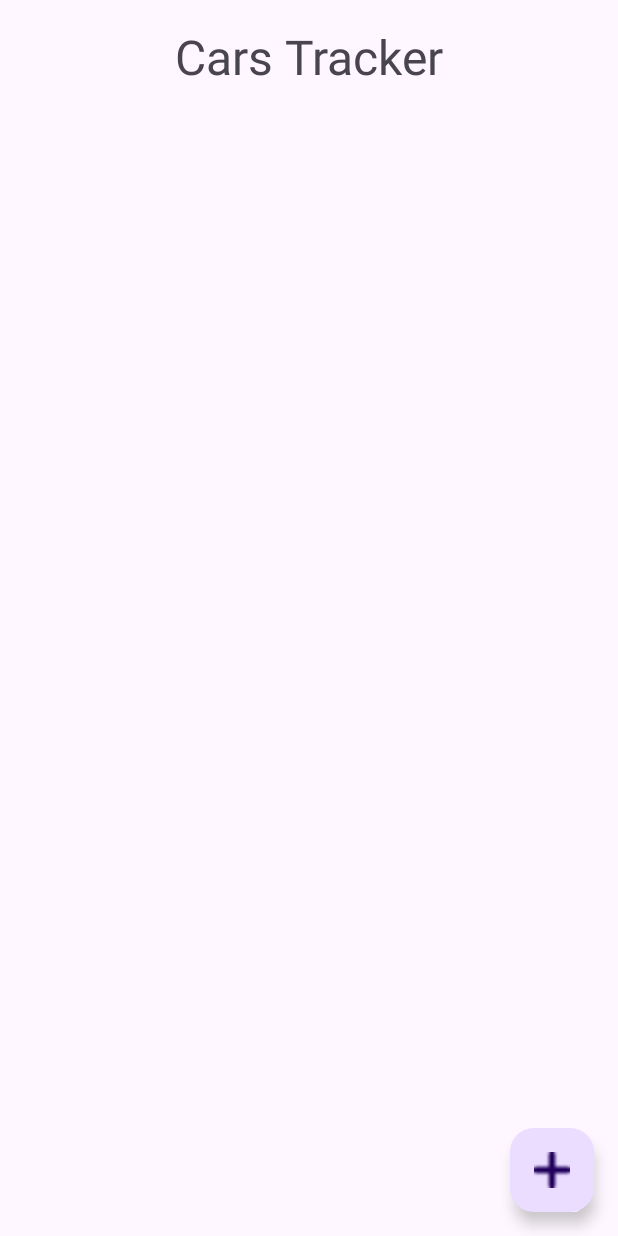
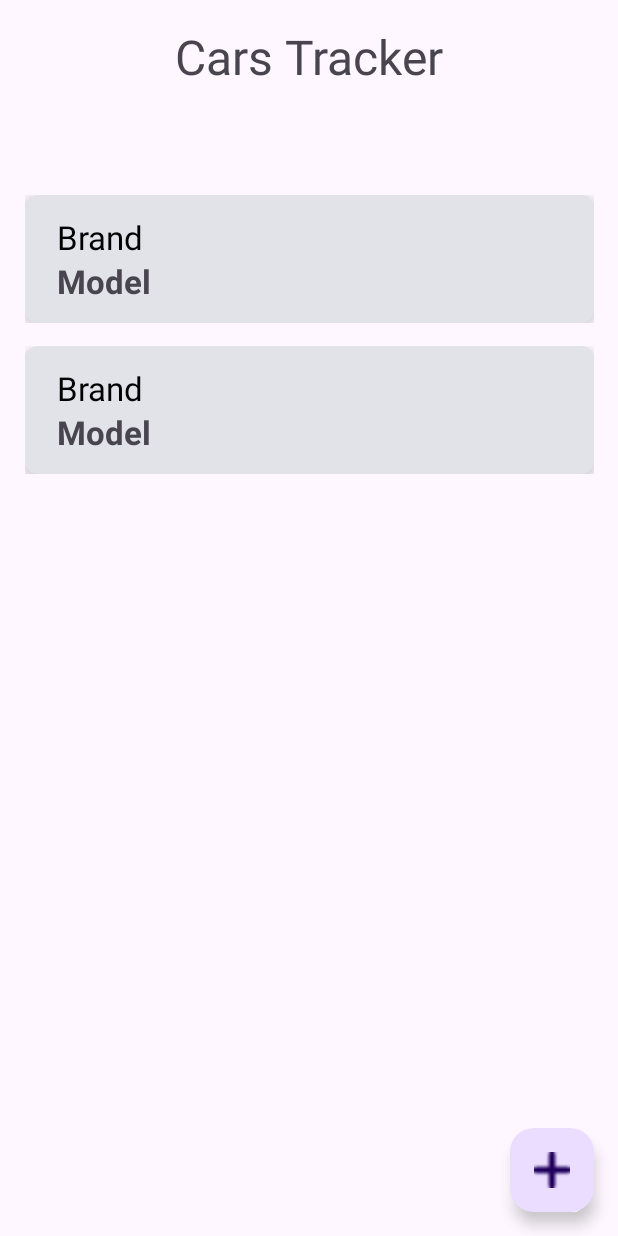
Before and after one commit to MelvinAguilar/cars-tracker, an Android app: the layout fragment_car_container.xml on its own in the app's theme, with its tools: preview values and no code run, on a phone screen of 412 x 824 dp. Run offline under Robolectric (Android 15) with nearby library versions, the phone set to English and light mode, and no system bars.

Commit message:
add reciclerview

```diff
--- a/app/src/main/res/layout/fragment_car_container.xml
+++ b/app/src/main/res/layout/fragment_car_container.xml
@@ -23,7 +23,7 @@
         <ScrollView
             android:layout_width="379dp"
             android:layout_height="640dp"
-            android:layout_marginTop="@dimen/medium_gap"
+            android:layout_marginTop="32dp"
             android:layout_marginBottom="@dimen/medium_gap"
             android:contentDescription="@string/cars_list_scroll_description"
             app:layout_constraintBottom_toBottomOf="parent"
@@ -31,10 +31,16 @@
             app:layout_constraintStart_toStartOf="parent"
             app:layout_constraintTop_toBottomOf="@+id/textView2">
 
-            <LinearLayout
+            <androidx.recyclerview.widget.RecyclerView
+                android:id="@+id/recycler_movies"
                 android:layout_width="match_parent"
                 android:layout_height="wrap_content"
-                android:orientation="vertical" />
+                android:clipToPadding="false"
+                app:layoutManager="androidx.recyclerview.widget.LinearLayoutManager"
+                tools:itemCount="2"
+                tools:listitem="@layout/item_car">
+
+            </androidx.recyclerview.widget.RecyclerView>
         </ScrollView>
 
         <com.google.android.material.floatingactionbutton.FloatingActionButton
--- /dev/null
+++ b/app/src/main/res/layout/item_car.xml
@@ -0,0 +1,60 @@
+<?xml version="1.0" encoding="utf-8"?>
+<layout xmlns:android="http://schemas.android.com/apk/res/android"
+    xmlns:app="http://schemas.android.com/apk/res-auto"
+    xmlns:tools="http://schemas.android.com/tools"
+    android:elevation="4dp">
+
+    <FrameLayout
+        android:layout_width="match_parent"
+        android:layout_height="wrap_content"
+        android:layout_marginBottom="15dp">
+
+        <androidx.cardview.widget.CardView
+            android:id="@+id/car_card_view"
+            android:layout_width="match_parent"
+            android:layout_height="wrap_content"
+            android:shadowColor="#000"
+            android:shadowDx="0"
+            android:shadowDy="30"
+            android:shadowRadius="50"
+            app:cardBackgroundColor="@color/material_dynamic_neutral90"
+            app:cardCornerRadius="8dp"
+            app:cardElevation="5dp">
+
+            <LinearLayout
+                android:layout_width="match_parent"
+                android:layout_height="wrap_content"
+                android:gravity="center"
+                android:orientation="horizontal"
+                android:padding="5dp">
+
+                <LinearLayout
+                    android:layout_width="match_parent"
+                    android:layout_height="wrap_content"
+                    android:layout_margin="0dp"
+                    android:layout_weight="1"
+                    android:elevation="2dp"
+                    android:orientation="vertical"
+                    android:paddingHorizontal="@dimen/medium_gap"
+                    android:paddingVertical="@dimen/small_gap">
+
+                    <TextView
+                        android:id="@+id/car_brand"
+                        android:layout_width="match_parent"
+                        android:layout_height="wrap_content"
+                        android:textColor="@color/black"
+                        android:textSize="@dimen/medium_text"
+                        tools:text="@string/brand_hint" />
+
+                    <TextView
+                        android:id="@+id/car_model"
+                        android:layout_width="match_parent"
+                        android:layout_height="wrap_content"
+                        android:textSize="@dimen/medium_text"
+                        android:textStyle="bold"
+                        tools:text="@string/model_hint" />
+                </LinearLayout>
+            </LinearLayout>
+        </androidx.cardview.widget.CardView>
+    </FrameLayout>
+</layout>
```
Also changed, not shown: app/src/main/java/com/melvin/carstracker/ui/car/CarDetail.kt (+30 -0 lines), app/src/main/java/com/melvin/carstracker/ui/car/container/CarContainer.kt (+25 -1 lines), app/src/main/java/com/melvin/carstracker/ui/car/container/recyclerview/CarRecyclerViewAdapter.kt (added, +32 -0 lines), app/src/main/java/com/melvin/carstracker/ui/car/container/recyclerview/CarRecyclerViewHolder.kt (added, +13 -0 lines), app/src/main/java/com/melvin/carstracker/ui/car/newcar/NewCarForm.kt (+11 -0 lines).
